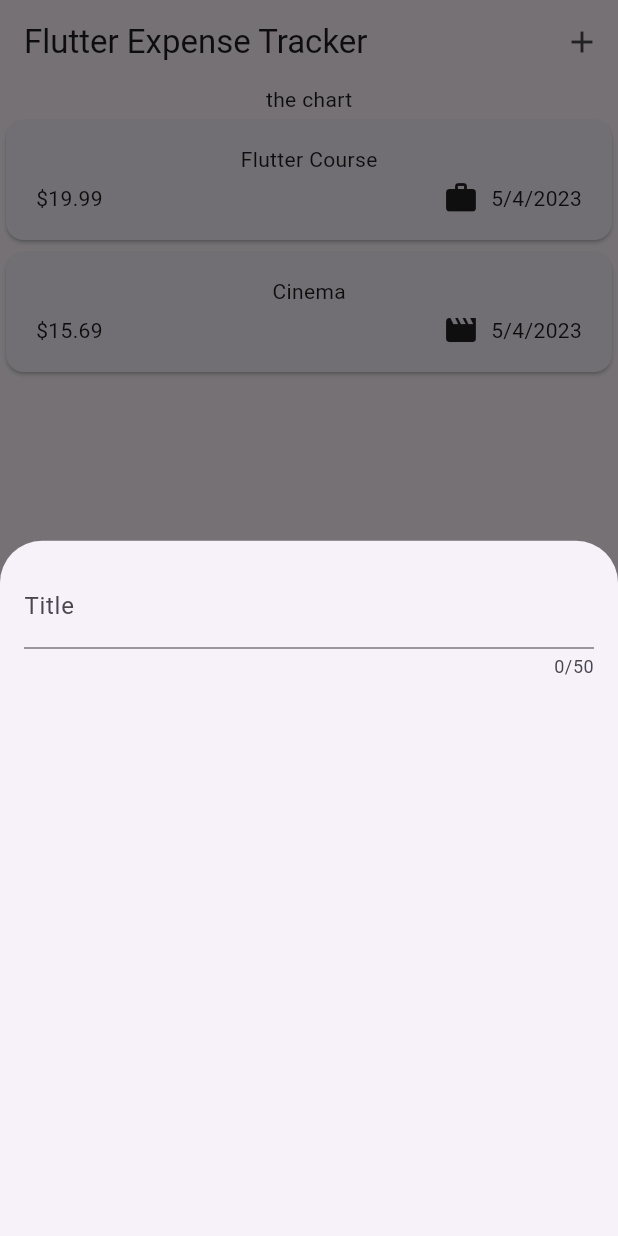
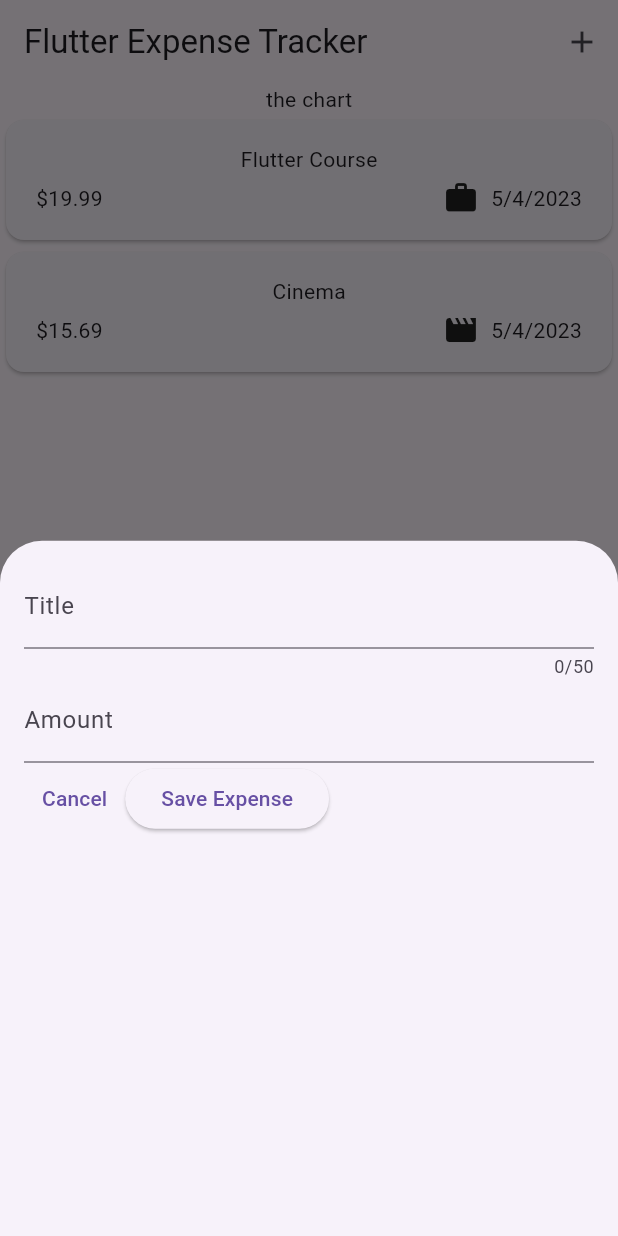
Before and after one commit to jakubit0/Expenses-Tracker, a Flutter app: the screen it shows after launch, after a tap on the "add" icon, on a phone screen of 412 x 824 dp. Run offline on Flutter 3.47's test engine with Material 2 defaults, Android fonts, the phone set to English and light mode, and no system bars.

Commit message:
created adding scheme

```diff
--- a/expenses_tracker/lib/widgets/expenses.dart
+++ b/expenses_tracker/lib/widgets/expenses.dart
@@ -28,7 +28,7 @@ class _ExpensesState extends State<Expenses> {
     showModalBottomSheet(
       context: context,
       builder: (ctx) => const NewExpense(),
-      );
+    );
   }
 
   @override
--- a/expenses_tracker/lib/widgets/new_expense.dart
+++ b/expenses_tracker/lib/widgets/new_expense.dart
@@ -1,5 +1,4 @@
 import 'package:flutter/material.dart';
-
 
 class NewExpense extends StatefulWidget {
   const NewExpense({super.key});
@@ -9,18 +8,50 @@ class NewExpense extends StatefulWidget {
 }
 
 class _NewExpenseState extends State<NewExpense> {
+  final _titleController = TextEditingController();
+  final _amountController = TextEditingController();
+
+  @override
+  void dispose() {
+    _titleController.dispose();
+    _amountController.dispose();
+    super.dispose();
+  }
+
   @override
   Widget build(BuildContext context) {
     return Padding(
       padding: const EdgeInsets.all(16),
       child: Column(
-        children: const [
+        children: [
           TextField(
+            controller: _titleController,
             maxLength: 50,
-            decoration: InputDecoration(
-              label: Text('Title')
+            decoration: const InputDecoration(label: Text('Title')),
+          ),
+          TextField(
+            controller: _amountController,
+            keyboardType: TextInputType.number,
+            decoration: const InputDecoration(
+              prefixText: '\$ ',
+              label: Text('Amount'),
             ),
-          )
+          ),
+          Row(
+            children: [
+              TextButton(
+                onPressed: () {},
+                 child: const Text('Cancel')
+                 ),
+              ElevatedButton(
+                onPressed: () {
+                  print(_titleController.text);
+                  print(_amountController.text);
+                },
+                child: const Text("Save Expense"),
+              ),
+            ],
+          ),
         ],
       ),
     );
```
